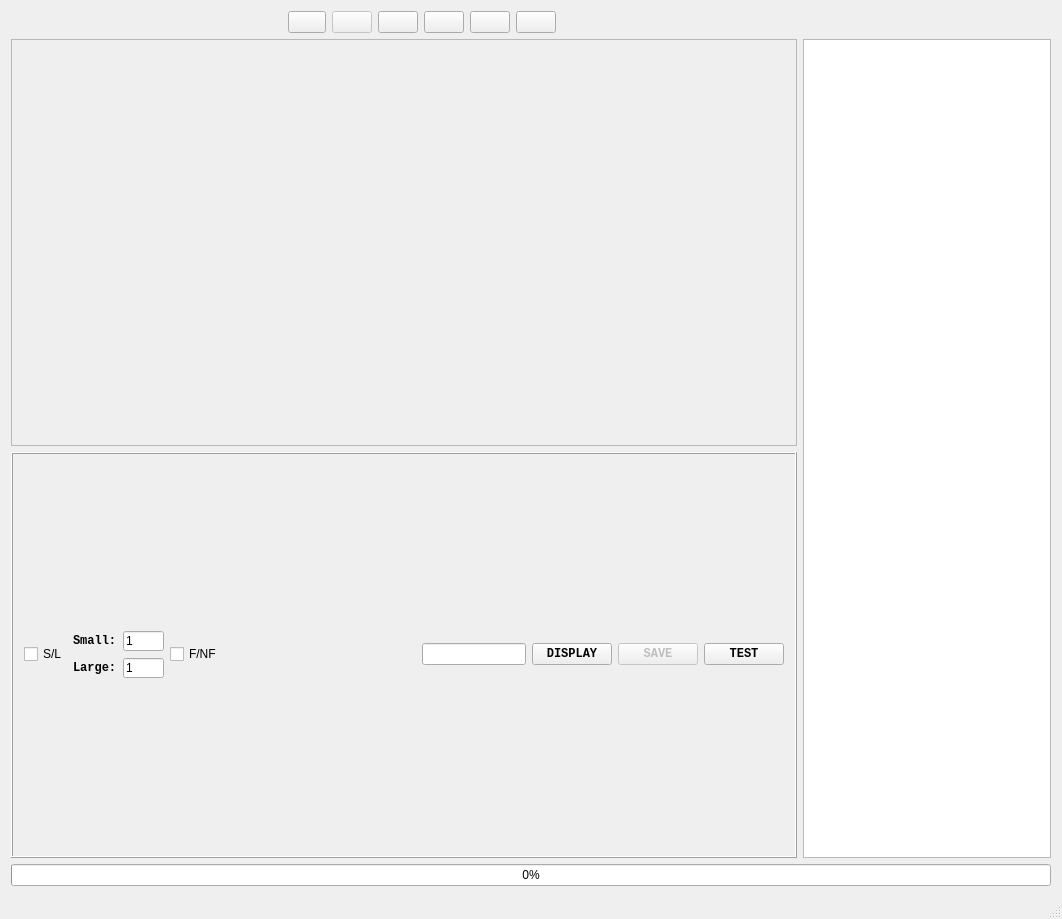
Above: src/gui/ui/autocalibpage.ui from joeaaron/AutoCalib before the change. Below: the same form after it.
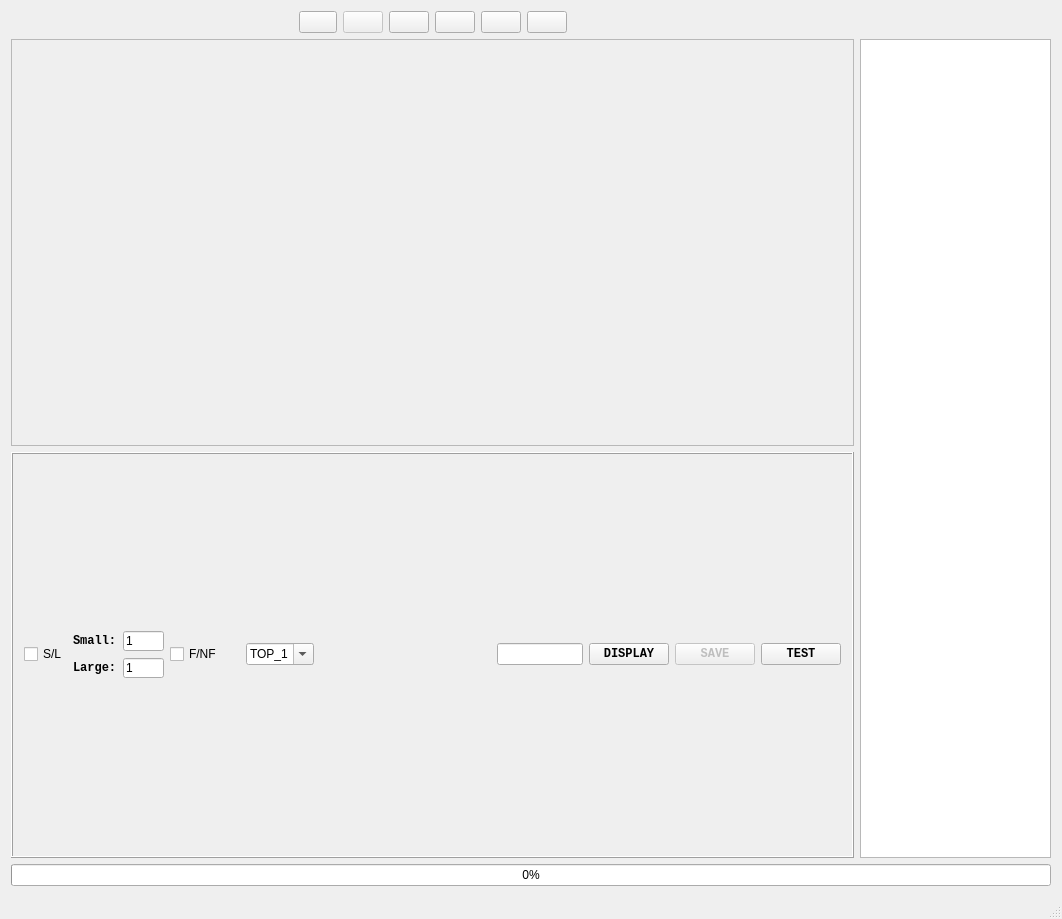
That is the form after the change. Icons and pictures are not drawn.

Commit message: calib ID

```diff
--- a/src/gui/ui/autocalibpage.ui
+++ b/src/gui/ui/autocalibpage.ui
@@ -307,7 +307,7 @@
              </property>
             </widget>
            </item>
-           <item row="0" column="3">
+           <item row="0" column="5">
             <spacer name="horizontalSpacer">
              <property name="orientation">
               <enum>Qt::Horizontal</enum>
@@ -320,10 +320,10 @@
              </property>
             </spacer>
            </item>
-           <item row="0" column="4">
+           <item row="0" column="6">
             <widget class="QLineEdit" name="offsetlineEdit"/>
            </item>
-           <item row="0" column="5">
+           <item row="0" column="7">
             <widget class="QPushButton" name="displayBtn">
              <property name="enabled">
               <bool>true</bool>
@@ -340,7 +340,7 @@
              </property>
             </widget>
            </item>
-           <item row="0" column="6">
+           <item row="0" column="8">
             <widget class="QPushButton" name="saveImgBtn">
              <property name="enabled">
               <bool>false</bool>
@@ -357,7 +357,7 @@
              </property>
             </widget>
            </item>
-           <item row="0" column="7">
+           <item row="0" column="9">
             <widget class="QPushButton" name="testBtn">
              <property name="font">
               <font>
@@ -371,6 +371,66 @@
              </property>
             </widget>
            </item>
+           <item row="0" column="4">
+            <widget class="QComboBox" name="calibIDCBox">
+             <property name="editable">
+              <bool>true</bool>
+             </property>
+             <item>
+              <property name="text">
+               <string>TOP_1</string>
+              </property>
+             </item>
+             <item>
+              <property name="text">
+               <string>TOP_2</string>
+              </property>
+             </item>
+             <item>
+              <property name="text">
+               <string>TOP_3</string>
+              </property>
+             </item>
+             <item>
+              <property name="text">
+               <string>TOP_4</string>
+              </property>
+             </item>
+             <item>
+              <property name="text">
+               <string>BOT_1</string>
+              </property>
+             </item>
+             <item>
+              <property name="text">
+               <string>BOT_2</string>
+              </property>
+             </item>
+             <item>
+              <property name="text">
+               <string>BOT_3</string>
+              </property>
+             </item>
+             <item>
+              <property name="text">
+               <string>BOT_4</string>
+              </property>
+             </item>
+            </widget>
+           </item>
+           <item row="0" column="3">
+            <spacer name="horizontalSpacer_4">
+             <property name="orientation">
+              <enum>Qt::Horizontal</enum>
+             </property>
+             <property name="sizeHint" stdset="0">
+              <size>
+               <width>40</width>
+               <height>20</height>
+              </size>
+             </property>
+            </spacer>
+           </item>
           </layout>
          </widget>
         </item>
```
The commit also changes 9 other files.
